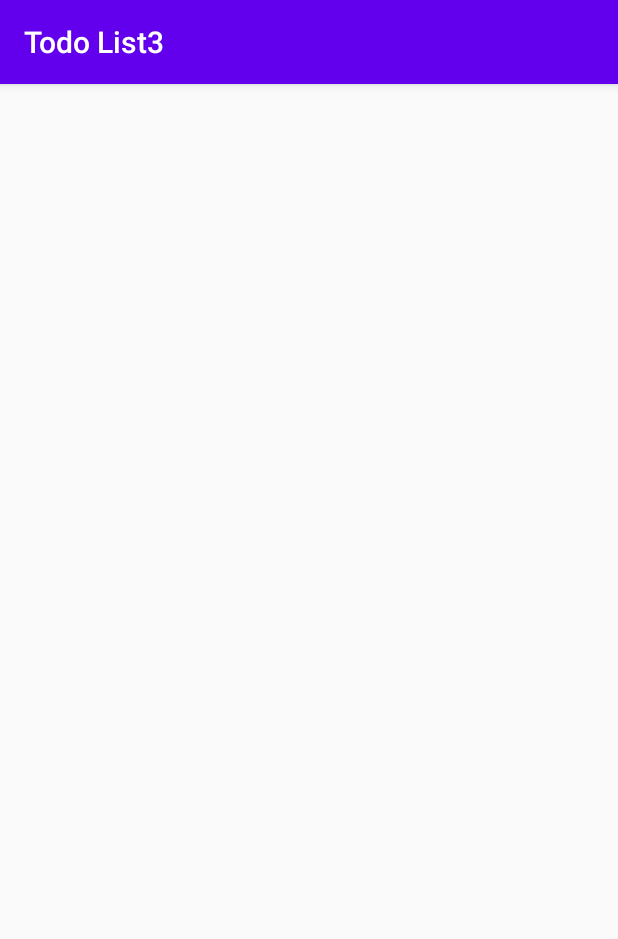
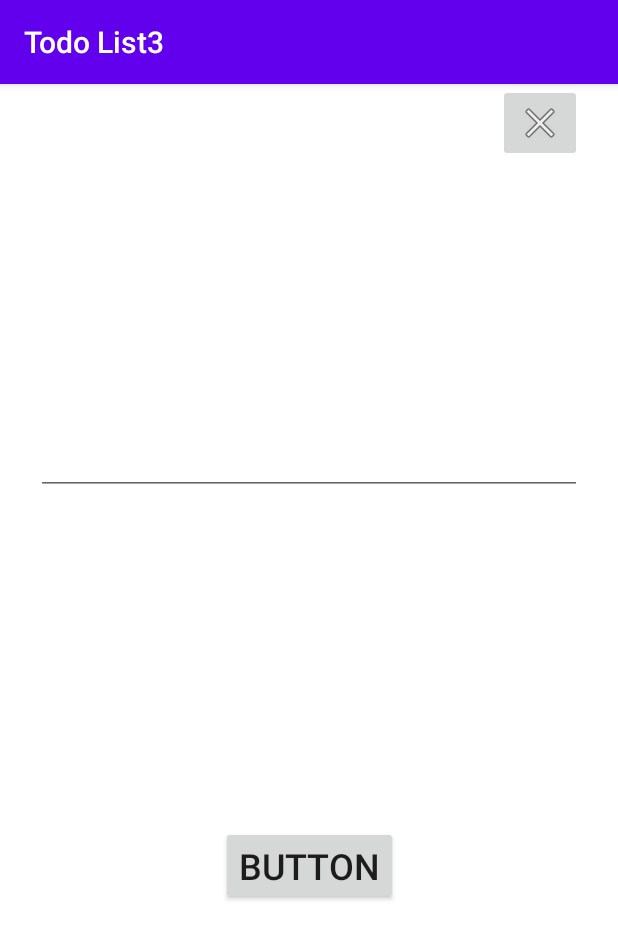
Before and after one commit to zucha/l, an Android app: the screen it shows after launch (MainActivity), on a phone screen of 412 x 824 dp. Shown: the top 939 px of the screen. Run offline under Robolectric (Android 15) with nearby library versions, the phone set to English and light mode, and no system bars; our stand-ins replace Room's generated code.

Commit message:
Add and remove items

```diff
--- a/src/main/java/lv/sit/todo/ItemAdapter.java
+++ b/src/main/java/lv/sit/todo/ItemAdapter.java
@@ -1,18 +1,18 @@
 package lv.sit.todo;
 
-import android.app.Application;
-import android.content.Context;
 import android.util.Log;
 import android.view.LayoutInflater;
 import android.view.View;
 import android.view.ViewGroup;
+import android.widget.FrameLayout;
+import android.widget.LinearLayout;
 import android.widget.TextView;
-
 import androidx.annotation.NonNull;
 import androidx.recyclerview.widget.RecyclerView;
-import androidx.room.Room;
-import lv.sit.todo.db.Database;
-import lv.sit.todo.db.ItemDao;
+import java.util.List;
+
+import lv.sit.todo.db.DeleteThread;
+import lv.sit.todo.db.Item;
 
 /**
  * @link https://www.geeksforgeeks.org/generics-in-java/
@@ -23,28 +23,31 @@ import lv.sit.todo.db.ItemDao;
  */
 public class ItemAdapter extends RecyclerView.Adapter<ItemAdapter.ViewHolder> {
     /**
-     *
+     * Signleton instance
      */
-    private Context context;
+    private static ItemAdapter instance;
 
-    public ItemAdapter (Context context)
+    public int count = 0;
+
+    public List<Item> items;
+
+    /**
+     * singleton
+     */
+    public static ItemAdapter getInstance()
     {
-        Log.d(MainActivity.LOG_TAG, "Item adapter contructor");
-        this.context = context;
+        if (instance == null)
+        {
+            instance = new ItemAdapter();
+        }
 
-
+        return instance;
     }
 
     @NonNull
     @Override
     public ViewHolder onCreateViewHolder(@NonNull ViewGroup parent, int viewType) {
-
-        // this.context = MainActivity.context;
-
-        Log.d(MainActivity.LOG_TAG, "Create viwv holder");
-        Log.d(MainActivity.LOG_TAG, this.context.getClass().toString());
-
-        // Create a new view.
+        // Create new row view.
         View v = LayoutInflater.from(parent.getContext())
                 .inflate(R.layout.row, parent, false);
 
@@ -52,27 +55,58 @@ public class ItemAdapter extends RecyclerView.Adapter<ItemAdapter.ViewHolder> {
     }
 
     /**
-     * binds the data to the TextView in each row
-     * @param holder
-     * @param position
+     * Binds the data to the TextView in each row
+     * @param holder row nested views holder
+     * @param position position in recycler list
      */
     @Override
     public void onBindViewHolder(@NonNull ViewHolder holder, int position) {
-        // String animal = mData.get(position);
-        holder.rowTexView.setText("Test text");
+        holder.rowRemoveView.setOnClickListener((View view) -> {
+            Log.d(MainActivity.LOG_TAG, "Delete clicked " + position);
+
+            /*
+            ViewGroup.LayoutParams params = holder.rowLayout.getLayoutParams();
+            params.width = 0;
+            params.height = 0;
+            holder.rowLayout.setLayoutParams(params);
+            */
+            // holder.rowLayout.setVisibility(View.GONE);
+
+            new DeleteThread(holder.item).start();
+        });
+
+        holder.rowTexView.setOnClickListener((View view) -> {
+            Log.d(MainActivity.LOG_TAG, "Row clicked " + position);
+
+            int marginValue = 300;
+
+            if (holder.expanded)
+            {
+                marginValue = 0;
+            }
+
+            holder.expanded = !holder.expanded;
+
+            ViewGroup.MarginLayoutParams marginLayoutParams = new ViewGroup.MarginLayoutParams(LinearLayout.LayoutParams.MATCH_PARENT, LinearLayout.LayoutParams.MATCH_PARENT);
+
+            FrameLayout.LayoutParams layoutParams = new FrameLayout.LayoutParams(marginLayoutParams);
+
+            layoutParams.setMargins(marginValue, 0, -1 * marginValue, 0);
+
+            view.setLayoutParams(layoutParams);
+        });
+
+        holder.item = items.get(position);
+        holder.rowTexView.setText(holder.item.name);
     }
 
     @Override
     public int getItemCount() {
-
-        Database db = Room.inMemoryDatabaseBuilder(MainActivity.context, Database.class).build();
-        ItemDao itemDao = db.getItemDao();
-
-        return itemDao.getCount();
+        return this.count;
     }
 
     /**
-     *
+     * Hold information about row items
      */
     public class ViewHolder extends RecyclerView.ViewHolder
     {
@@ -81,11 +115,33 @@ public class ItemAdapter extends RecyclerView.Adapter<ItemAdapter.ViewHolder> {
          */
         public TextView rowTexView;
 
+        /**
+         * is row slided
+         */
+        public boolean expanded = false;
+
+        /**
+         * DAO item
+         */
+        public Item item;
+
+        /**
+         * remove button
+         */
+        public TextView rowRemoveView;
+
+        /**
+         * main row view
+         */
+        public View rowLayout;
+
         public ViewHolder(@NonNull View itemView) {
-
             super(itemView);
 
+            rowLayout = itemView;
+
             rowTexView = (TextView) itemView.findViewById(R.id.rowTextViewId);
+            rowRemoveView = (TextView) itemView.findViewById(R.id.rowRemove);
         }
     }
 }
--- a/src/main/java/lv/sit/todo/MainActivity.java
+++ b/src/main/java/lv/sit/todo/MainActivity.java
@@ -4,19 +4,30 @@ import androidx.appcompat.app.AppCompatActivity;
 import androidx.recyclerview.widget.LinearLayoutManager;
 import androidx.recyclerview.widget.RecyclerView;
 import androidx.room.Room;
-import androidx.room.RoomDatabase;
-
-import android.app.Application;
 import android.content.Context;
 import android.os.Bundle;
 import android.util.Log;
-import android.widget.TextView;
-
+import android.view.View;
+import android.widget.Button;
+import android.widget.EditText;
+import android.widget.ImageButton;
+import android.widget.Toast;
 import lv.sit.todo.db.Database;
+import lv.sit.todo.db.DbThread;
 import lv.sit.todo.db.Item;
 import lv.sit.todo.db.ItemDao;
 
 public class MainActivity extends AppCompatActivity {
+
+    private static MainActivity instance;
+
+    /**
+     * @return Singleton
+     */
+    public static MainActivity getInstance()
+    {
+        return instance;
+    }
 
     /**
      * Tag for loging
@@ -32,6 +43,8 @@ public class MainActivity extends AppCompatActivity {
     @Override
     protected void onCreate(Bundle savedInstanceState) {
         super.onCreate(savedInstanceState);
+        instance = this;
+
         setContentView(R.layout.activity_main);
 
         context = this.getApplicationContext();
@@ -45,12 +58,78 @@ public class MainActivity extends AppCompatActivity {
         view.setText("000");*/
         //
 
+        registerRecycleView ();
+
+        registerFormActions ();
+
+        Toast.makeText(this, "App loaded", Toast.LENGTH_SHORT).show();
+    }
+
+    /**
+     *
+     */
+    private void registerFormActions ()
+    {
+        View formView = (View) findViewById(R.id.itemForm);
+        formView.setVisibility(View.VISIBLE);
+
+        Button button = (Button) findViewById(R.id.buttonItemAdd);
+
+        button.setOnClickListener((View b) -> {
+            EditText input = (EditText) findViewById(R.id.itemName);
+
+            formView.setVisibility(View.GONE);
+
+            Item item = new Item();
+
+            item.name = input.getText().toString();
+
+            insertItem(item);
+        });
+
+        ImageButton buttonClose = (ImageButton) findViewById(R.id.buttonCloseForm);
+
+        buttonClose.setOnClickListener((View b) -> {
+            formView.setVisibility(View.GONE);
+        });
+
+        ImageButton buttonOpen = (ImageButton) findViewById(R.id.buttonOpenForm);
+
+        buttonOpen.setOnClickListener((View b) -> {
+            formView.setVisibility(View.VISIBLE);
+        });
+    }
+
+    private void registerRecycleView ()
+    {
+        Log.d(LOG_TAG, "try to attach adapter");
+
         // set up the RecyclerView
         RecyclerView recyclerView = findViewById(R.id.mainRecycler);
         recyclerView.setLayoutManager(new LinearLayoutManager(this.getApplicationContext()));
-        ItemAdapter adapter = new ItemAdapter(context);
+        ItemAdapter adapter = ItemAdapter.getInstance();
         // adapter.setClickListener(this);
         recyclerView.setAdapter(adapter);
+
+        new DbThread (context, () -> {
+            Log.d(LOG_TAG, "Do refresh: " + ItemAdapter.getInstance().count);
+
+            /*
+            RecyclerView recyclerView = findViewById(R.id.mainRecycler);
+            recyclerView.invalidate();
+            recyclerView.refreshDrawableState();
+            */
+
+            runOnUiThread(() -> {
+                ItemAdapter.getInstance().notifyDataSetChanged();
+            });
+
+            runOnUiThread(() -> {
+                Toast.makeText(context, "Data loaded", Toast.LENGTH_SHORT).show();
+            });
+
+            return null;
+        }).start();
     }
 
     /**
@@ -61,17 +140,19 @@ public class MainActivity extends AppCompatActivity {
         //InitBase baseRunnable = new InitBase(this.getApplicationContext());
 
         Thread thread = new Thread( () -> {
-            Database db = Room.databaseBuilder(this.getApplicationContext(), Database.class, "test").build();
+            Database db = Room.databaseBuilder(context, Database.class, "test").build();
 
             ItemDao itemDao = db.getItemDao();
 
-            /*Item item = new Item();
+/*            Item item = new Item();
 
-            item.name = "test 1";
+            item.name = "test " + RandomString.generate();
 
-            itemDao.insert(item);*/
+            itemDao.insert(item);
+*/
+            int rowCount = itemDao.getAll().size();
 
-            int rowCount = itemDao.getAll().size();
+            Log.d(LOG_TAG, "random items count: " + String.valueOf(rowCount));
 
             // context.act
             /*this.runOnUiThread(() -> {
@@ -82,4 +163,33 @@ public class MainActivity extends AppCompatActivity {
 
         thread.start();
     }
+
+    /**
+     *
+     */
+    private void insertItem (Item item)
+    {
+        //InitBase baseRunnable = new InitBase(this.getApplicationContext());
+
+        Thread thread = new Thread( () -> {
+            Database db = Room.databaseBuilder(context, Database.class, Database.dbName).build();
+
+            ItemDao itemDao = db.getItemDao();
+
+            itemDao.insert(item);
+
+            int rowCount = itemDao.getAll().size();
+
+            Log.d(LOG_TAG, "random items count: " + String.valueOf(rowCount));
+
+            ItemAdapter.getInstance().count = itemDao.getCount();
+            ItemAdapter.getInstance().items = itemDao.getAll();
+
+            runOnUiThread(() -> {
+                ItemAdapter.getInstance().notifyDataSetChanged();
+            });
+        });
+
+        thread.start();
+    }
 }
--- a/src/main/java/lv/sit/todo/db/Database.java
+++ b/src/main/java/lv/sit/todo/db/Database.java
@@ -5,6 +5,11 @@ import androidx.room.RoomDatabase;
 @androidx.room.Database(entities = {Item.class}, version = 1)
 public abstract class Database extends RoomDatabase {
     /**
+     * Database name
+     */
+    public static final String dbName = "test";
+
+    /**
      *
      * @return dao object
      */
--- /dev/null
+++ b/src/main/java/lv/sit/todo/db/DbThread.java
@@ -0,0 +1,45 @@
+package lv.sit.todo.db;
+
+import android.content.Context;
+import android.util.Log;
+
+import androidx.room.Room;
+
+import java.util.concurrent.Callable;
+
+import lv.sit.todo.ItemAdapter;
+import lv.sit.todo.MainActivity;
+
+/**
+ * Gets data from db
+ */
+public class DbThread extends Thread {
+    public DbThread (Context appContext, Callable v)
+    {
+        super(() -> {
+            Database db = Room.databaseBuilder(appContext, Database.class, "test").build();
+            ItemDao itemDao = db.getItemDao();
+
+            ItemAdapter.getInstance().count = itemDao.getCount();
+            ItemAdapter.getInstance().items = itemDao.getAll();
+
+            onComplete(v);
+        });
+    }
+
+    /**
+     *
+     * @param v
+     */
+    private static void onComplete (Callable v)
+    {
+        try {
+            v.call();
+        } catch (Exception e)
+        {
+            Log.e(MainActivity.LOG_TAG, "Cannot execute callable");
+            Log.e(MainActivity.LOG_TAG, e.getMessage());
+            e.printStackTrace();
+        }
+    }
+}
--- a/src/main/res/layout/activity_main.xml
+++ b/src/main/res/layout/activity_main.xml
@@ -10,4 +10,19 @@
         android:id="@+id/mainRecycler"
         android:layout_width="match_parent"
         android:layout_height="match_parent" />
+
+    <androidx.appcompat.widget.AppCompatImageButton
+        android:id="@+id/buttonOpenForm"
+        android:layout_width="100dp"
+        android:layout_height="100dp"
+        android:src="@android:drawable/ic_menu_add"
+        app:layout_constraintBottom_toBottomOf="parent"
+        app:layout_constraintEnd_toEndOf="@+id/mainRecycler" />
+
+    <include layout="@layout/form"
+        android:layout_width="match_parent"
+        android:layout_height="match_parent"
+        android:id="@+id/itemForm"
+        android:visibility="gone"/>
+
 </androidx.constraintlayout.widget.ConstraintLayout>
--- /dev/null
+++ b/src/main/res/layout/form.xml
@@ -0,0 +1,43 @@
+<?xml version="1.0" encoding="utf-8"?>
+<androidx.constraintlayout.widget.ConstraintLayout xmlns:android="http://schemas.android.com/apk/res/android"
+    xmlns:app="http://schemas.android.com/apk/res-auto"
+    xmlns:tools="http://schemas.android.com/tools"
+    android:layout_width="match_parent"
+    android:layout_height="match_parent"
+    android:background="@color/white">
+
+    <EditText
+        android:id="@+id/itemName"
+        android:layout_width="match_parent"
+        android:layout_height="wrap_content"
+        android:layout_marginLeft="24dp"
+        android:layout_marginRight="24dp"
+        android:inputType="textPersonName"
+        android:text=""
+        android:textSize="24dp"
+        app:layout_constraintBottom_toTopOf="@+id/buttonItemAdd"
+        app:layout_constraintTop_toTopOf="parent" />
+
+    <Button
+        android:id="@+id/buttonItemAdd"
+        android:layout_width="wrap_content"
+        android:layout_height="wrap_content"
+        android:text="Button"
+        android:textSize="24dp"
+        app:layout_constraintBottom_toBottomOf="parent"
+        app:layout_constraintEnd_toEndOf="parent"
+        app:layout_constraintHorizontal_bias="0.5"
+        app:layout_constraintStart_toStartOf="parent"
+        app:layout_constraintTop_toBottomOf="@+id/itemName" />
+
+    <ImageButton
+        android:id="@+id/buttonCloseForm"
+        android:layout_width="wrap_content"
+        android:layout_height="wrap_content"
+        app:layout_constraintEnd_toEndOf="parent"
+        app:layout_constraintTop_toTopOf="parent"
+        app:srcCompat="@android:drawable/ic_menu_close_clear_cancel"
+        android:layout_marginLeft="24dp"
+        android:layout_marginRight="24dp"/>
+
+</androidx.constraintlayout.widget.ConstraintLayout>
--- a/src/main/res/values/colors.xml
+++ b/src/main/res/values/colors.xml
@@ -3,4 +3,6 @@
     <color name="colorPrimary">#6200EE</color>
     <color name="colorPrimaryDark">#3700B3</color>
     <color name="colorAccent">#03DAC5</color>
+    <color name="warning">#FF5722</color>
+    <color name="white">#FFFFFF</color>
 </resources>
--- a/src/main/res/values/strings.xml
+++ b/src/main/res/values/strings.xml
@@ -1,3 +1,6 @@
 <resources>
     <string name="app_name">Todo List3</string>
+    <string name="remove">Remove</string>
+    <string name="create">Create</string>
+    <string name="update">Update</string>
 </resources>
```
Also changed, not shown: src/main/java/lv/sit/todo/db/DeleteThread.java (added, +36 -0 lines), src/main/res/layout/row.xml (+20 -29 lines), 3 other files.
